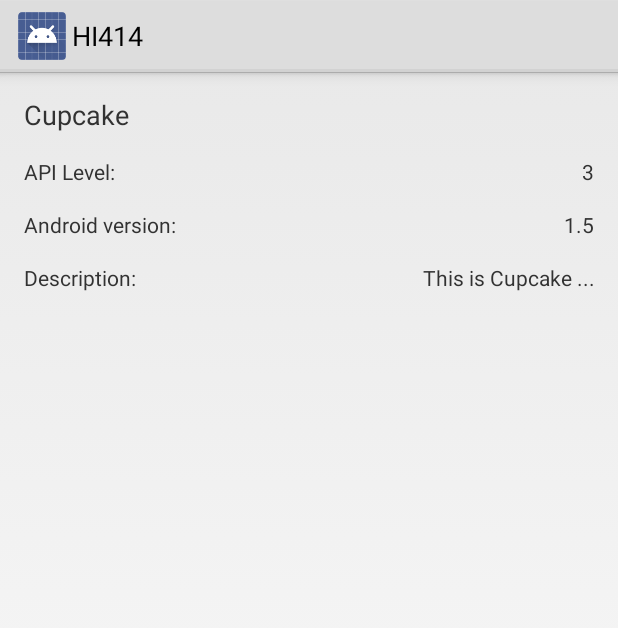
After one commit to Moonbloom/ITSMAP_HandIn_4, an Android app: the ContentActivity screen opened directly, with no data from a screen before it, on a phone screen of 412 x 824 dp. The commit adds this screen. Shown: the top 628 px of the screen. Run offline under Robolectric (Android 15) with nearby library versions, the phone set to English and light mode, and no system bars; our stand-ins replace ButterKnife.

Commit message:
masser af nyt

```diff
--- a/app/build.gradle
+++ b/app/build.gradle
@@ -25,5 +25,7 @@ dependencies {
 
     compile 'com.android.support:support-v4:22.1.1'
 
+    compile 'com.jakewharton:butterknife:6.1.0'
+
     compile 'com.moonbloom:boast:0.2.0'
 }
--- a/app/src/main/java/grp14/itsmap/com/hi414/ListViewAdapter.java
+++ b/app/src/main/java/grp14/itsmap/com/hi414/adapters/ListViewAdapter.java
@@ -1,4 +1,4 @@
-package grp14.itsmap.com.hi414;
+package grp14.itsmap.com.hi414.adapters;
 
 import android.content.Context;
 import android.view.LayoutInflater;
@@ -8,6 +8,9 @@ import android.widget.ArrayAdapter;
 import android.widget.TextView;
 
 import java.util.List;
+
+import grp14.itsmap.com.hi414.models.AndroidLevel;
+import grp14.itsmap.com.hi414.R;
 
 public class ListViewAdapter extends ArrayAdapter<AndroidLevel> {
 
--- a/app/src/main/java/grp14/itsmap/com/hi414/AndroidLevel.java
+++ b/app/src/main/java/grp14/itsmap/com/hi414/models/AndroidLevel.java
@@ -1,4 +1,4 @@
-package grp14.itsmap.com.hi414;
+package grp14.itsmap.com.hi414.models;
 
 public class AndroidLevel {
 
--- /dev/null
+++ b/app/src/main/java/grp14/itsmap/com/hi414/utilities/AndroidLevelLoader.java
@@ -0,0 +1,24 @@
+package grp14.itsmap.com.hi414.utilities;
+
+import java.util.ArrayList;
+
+import grp14.itsmap.com.hi414.models.AndroidLevel;
+
+public class AndroidLevelLoader {
+
+    public ArrayList<AndroidLevel> getAndroidLevels() {
+        ArrayList<AndroidLevel> list = new ArrayList<AndroidLevel>();
+        list.add(new AndroidLevel("Cupcake",            "3",        "1.5",          "This is Cupcake ..."));
+        list.add(new AndroidLevel("Donut",              "4",        "1.6",          "This is Donut ..."));
+        list.add(new AndroidLevel("Eclair",             "5 - 7",    "2.0 - 2.1",    "This is Eclair ..."));
+        list.add(new AndroidLevel("Froyo",              "8",        "2.2",          "This is Froyo ..."));
+        list.add(new AndroidLevel("Gingerbread",        "9 - 10",   "2.3",          "This is Gingerbread ..."));
+        list.add(new AndroidLevel("Honeycomb",          "11 - 13",  "3.0 - 3.2",    "This is Honeycomb ..."));
+        list.add(new AndroidLevel("Icecream Sandwich",  "14 - 15",  "4.0",          "This is Icecream Sandwich ..."));
+        list.add(new AndroidLevel("Jelly Bean", "16 - 18", "4.1 - 4.3", "This is Jelly Bean ..."));
+        list.add(new AndroidLevel("KitKat", "19 - 20", "4.4", "This is KitKat ..."));
+        list.add(new AndroidLevel("Lollipop", "21 - 22", "5.0 - 5.1", "This is Lollipop ..."));
+
+        return list;
+    }
+}
--- /dev/null
+++ b/app/src/main/java/grp14/itsmap/com/hi414/viewmodels/ContentActivity.java
@@ -0,0 +1,26 @@
+package grp14.itsmap.com.hi414.viewmodels;
+
+import android.os.Bundle;
+import android.support.v4.app.FragmentActivity;
+
+import grp14.itsmap.com.hi414.R;
+import grp14.itsmap.com.hi414.utilities.AndroidLevelLoader;
+
+public class ContentActivity extends FragmentActivity {
+
+    private AndroidLevelLoader androidLevelLoader = new AndroidLevelLoader();
+
+    private int chosenLevelIndex;
+
+    @Override
+    protected void onCreate(Bundle savedInstanceState) {
+        super.onCreate(savedInstanceState);
+        setContentView(R.layout.content_activity);
+
+        chosenLevelIndex = getIntent().getIntExtra(MainActivity.chosenLevelIndexTag, 0);
+
+        ContentFragment fragment = new ContentFragment();
+        fragment.setAndroidLevel(androidLevelLoader.getAndroidLevels().get(chosenLevelIndex));
+        getSupportFragmentManager().beginTransaction().add(R.id.content_activity_linear_layout, fragment).commit();
+    }
+}
--- /dev/null
+++ b/app/src/main/java/grp14/itsmap/com/hi414/viewmodels/ContentFragment.java
@@ -0,0 +1,48 @@
+package grp14.itsmap.com.hi414.viewmodels;
+
+import android.os.Bundle;
+import android.support.v4.app.Fragment;
+import android.view.LayoutInflater;
+import android.view.View;
+import android.view.ViewGroup;
+import android.widget.TextView;
+
+import butterknife.ButterKnife;
+import butterknife.InjectView;
+import grp14.itsmap.com.hi414.R;
+import grp14.itsmap.com.hi414.models.AndroidLevel;
+
+public class ContentFragment extends Fragment {
+
+    private AndroidLevel androidLevel;
+
+    @InjectView(R.id.content_fragment_name_textview) TextView nameTextView;
+    @InjectView(R.id.content_fragment_api_level_textview) TextView apiTextView;
+    @InjectView(R.id.content_fragment_version_number_textview) TextView versionTextView;
+    @InjectView(R.id.content_fragment_description_textview) TextView descriptionTextView;
+
+    @Override
+    public View onCreateView(LayoutInflater inflater, ViewGroup container, Bundle savedInstanceState) {
+        View rootView = inflater.inflate(R.layout.content_fragment, container, false);
+
+        ButterKnife.inject(this, rootView);
+
+        nameTextView.setText(androidLevel.getName());
+        apiTextView.setText(androidLevel.getApiLevel());
+        versionTextView.setText(androidLevel.getVersionNumber());
+        descriptionTextView.setText(androidLevel.getDescription());
+
+        return rootView;
+    }
+
+    @Override
+    public void onDestroyView() {
+        super.onDestroyView();
+
+        ButterKnife.reset(this);
+    }
+
+    public void setAndroidLevel(AndroidLevel level) {
+        this.androidLevel = level;
+    }
+}
--- /dev/null
+++ b/app/src/main/res/layout/content_activity.xml
@@ -0,0 +1,9 @@
+<?xml version="1.0" encoding="utf-8"?>
+<LinearLayout
+    xmlns:android="http://schemas.android.com/apk/res/android"
+    android:orientation="vertical"
+    android:id="@+id/content_activity_linear_layout"
+    android:layout_width="match_parent"
+    android:layout_height="match_parent">
+
+</LinearLayout>
--- /dev/null
+++ b/app/src/main/res/layout/content_fragment.xml
@@ -0,0 +1,91 @@
+<RelativeLayout
+    xmlns:android="http://schemas.android.com/apk/res/android"
+    android:layout_width="match_parent"
+    android:layout_height="match_parent"
+    android:paddingLeft="@dimen/activity_horizontal_margin"
+    android:paddingRight="@dimen/activity_horizontal_margin"
+    android:paddingTop="@dimen/activity_vertical_margin"
+    android:paddingBottom="@dimen/activity_vertical_margin">
+
+    <TextView
+        android:id="@+id/content_fragment_name_textview"
+        android:layout_width="wrap_content"
+        android:layout_height="wrap_content"
+        android:textSize="18sp"/>
+
+    <RelativeLayout
+        android:id="@+id/content_fragment_api_level_layout"
+        android:layout_width="match_parent"
+        android:layout_height="wrap_content"
+        android:layout_marginTop="16dp"
+        android:layout_below="@id/content_fragment_name_textview">
+
+        <TextView
+            android:id="@+id/content_fragment_api_level_headline"
+            android:layout_width="wrap_content"
+            android:layout_height="wrap_content"
+            android:text="@string/content_fragment_api_level_headline"
+            android:layout_marginRight="20dp"/>
+
+        <TextView
+            android:id="@+id/content_fragment_api_level_textview"
+            android:layout_width="wrap_content"
+            android:layout_height="wrap_content"
+            android:gravity="right"
+            android:layout_alignBaseline="@+id/content_fragment_api_level_headline"
+            android:layout_toRightOf="@id/content_fragment_api_level_headline"
+            android:layout_alignParentRight="true"/>
+
+    </RelativeLayout>
+
+    <RelativeLayout
+        android:id="@+id/content_fragment_version_number_layout"
+        android:layout_width="match_parent"
+        android:layout_height="wrap_content"
+        android:layout_marginTop="16dp"
+        android:layout_below="@id/content_fragment_api_level_layout">
+
+        <TextView
+            android:id="@+id/content_fragment_version_number_headline"
+            android:layout_width="wrap_content"
+            android:layout_height="wrap_content"
+            android:text="@string/content_fragment_version_headline"
+            android:layout_marginRight="20dp"/>
+
+        <TextView
+            android:id="@+id/content_fragment_version_number_textview"
+            android:layout_width="wrap_content"
+            android:layout_height="wrap_content"
+            android:gravity="right"
+            android:layout_alignBaseline="@id/content_fragment_version_number_headline"
+            android:layout_toRightOf="@id/content_fragment_version_number_headline"
+            android:layout_alignParentRight="true"/>
+
+    </RelativeLayout>
+
+    <RelativeLayout
+        android:id="@+id/content_fragment_description_layout"
+        android:layout_width="match_parent"
+        android:layout_height="wrap_content"
+        android:layout_marginTop="16dp"
+        android:layout_below="@id/content_fragment_version_number_layout">
+
+        <TextView
+            android:id="@+id/content_fragment_description_headline"
+            android:layout_width="wrap_content"
+            android:layout_height="wrap_content"
+            android:text="@string/content_fragment_description_headline"
+            android:layout_marginRight="20dp"/>
+
+        <TextView
+            android:id="@+id/content_fragment_description_textview"
+            android:layout_width="wrap_content"
+            android:layout_height="wrap_content"
+            android:gravity="right"
+            android:layout_alignBaseline="@id/content_fragment_description_headline"
+            android:layout_toRightOf="@id/content_fragment_description_headline"
+            android:layout_alignParentRight="true"/>
+
+    </RelativeLayout>
+
+</RelativeLayout>
--- a/app/src/main/res/layout/main_fragment.xml
+++ b/app/src/main/res/layout/main_fragment.xml
@@ -1,16 +1,14 @@
 <LinearLayout
     xmlns:android="http://schemas.android.com/apk/res/android"
-    xmlns:tools="http://schemas.android.com/tools"
     android:layout_width="match_parent"
     android:layout_height="match_parent"
-    android:orientation="vertical"
-    tools:context=".MainFragment" >
+    android:orientation="vertical" >
 
     <TextView
         android:text="@string/fragment_select_one_text"
         android:layout_width="wrap_content"
         android:layout_height="wrap_content"
-        android:layout_margin="8dp"/>
+        android:layout_margin="8dp" />
 
     <ListView
         android:id="@+id/fragment_listview"
--- /dev/null
+++ b/app/src/main/res/values/dimens.xml
@@ -0,0 +1,7 @@
+<resources>
+
+    <!-- Default screen margins, per the Android Design guidelines. -->
+    <dimen name="activity_horizontal_margin">16dp</dimen>
+    <dimen name="activity_vertical_margin">16dp</dimen>
+
+</resources>
--- a/app/src/main/res/values/strings.xml
+++ b/app/src/main/res/values/strings.xml
@@ -6,4 +6,8 @@
 
     <string name="fragment_select_one_text">Please select from the menu</string>
 
+    <string name="content_fragment_api_level_headline">API Level:</string>
+    <string name="content_fragment_version_headline">Android version:</string>
+    <string name="content_fragment_description_headline">Description:</string>
+
 </resources>
```
Also changed, not shown: app/src/main/AndroidManifest.xml (+7 -1 lines), app/src/main/java/grp14/itsmap/com/hi414/MainActivity.java (deleted, +0 -21 lines), app/src/main/java/grp14/itsmap/com/hi414/MainFragment.java (deleted, +0 -58 lines), app/src/main/java/grp14/itsmap/com/hi414/interfaces/AndroidLevelSelectorInterface.java (added, +12 -0 lines), app/src/main/java/grp14/itsmap/com/hi414/viewmodels/MainActivity.java (added, +90 -0 lines), app/src/main/java/grp14/itsmap/com/hi414/viewmodels/MenuFragment.java (added, +66 -0 lines).
